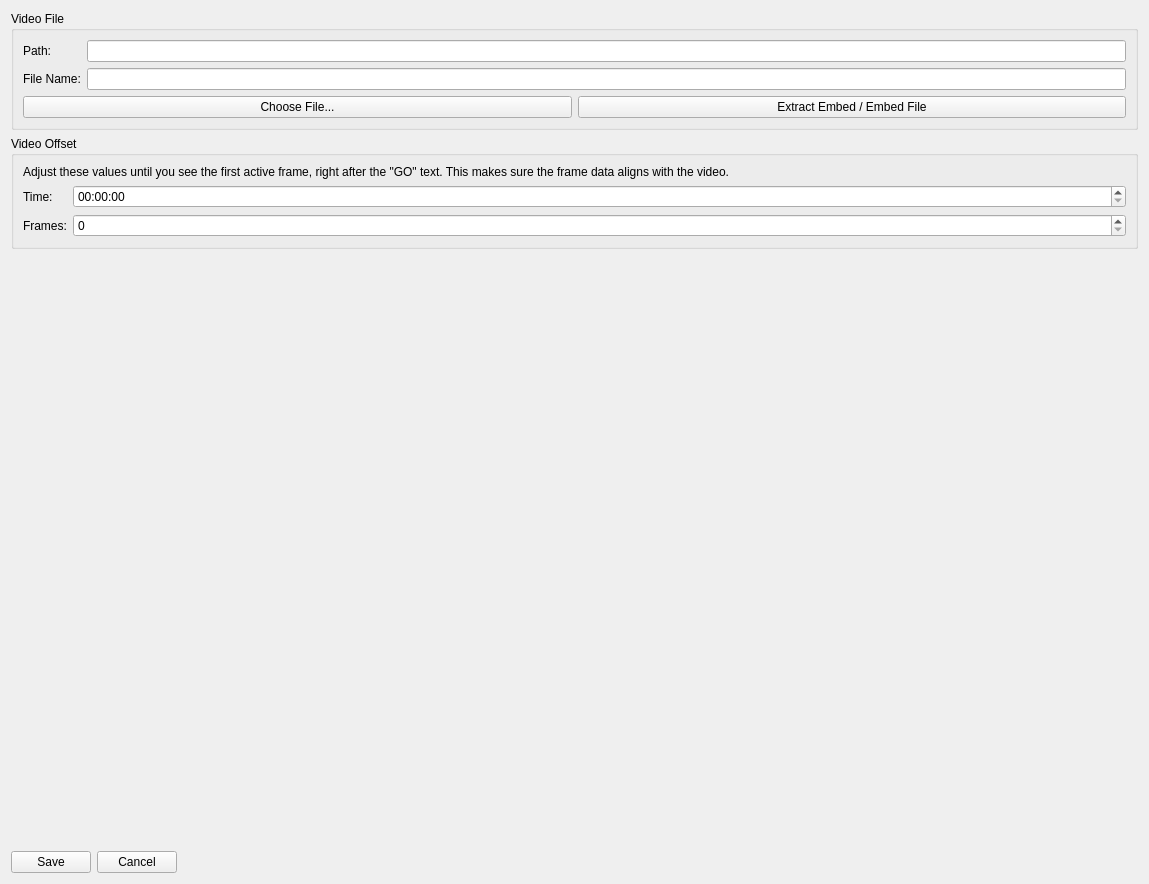
reframedultimate/ReFramed, file application/forms/VideoAssociatorDialog.ui: the form before one commit.
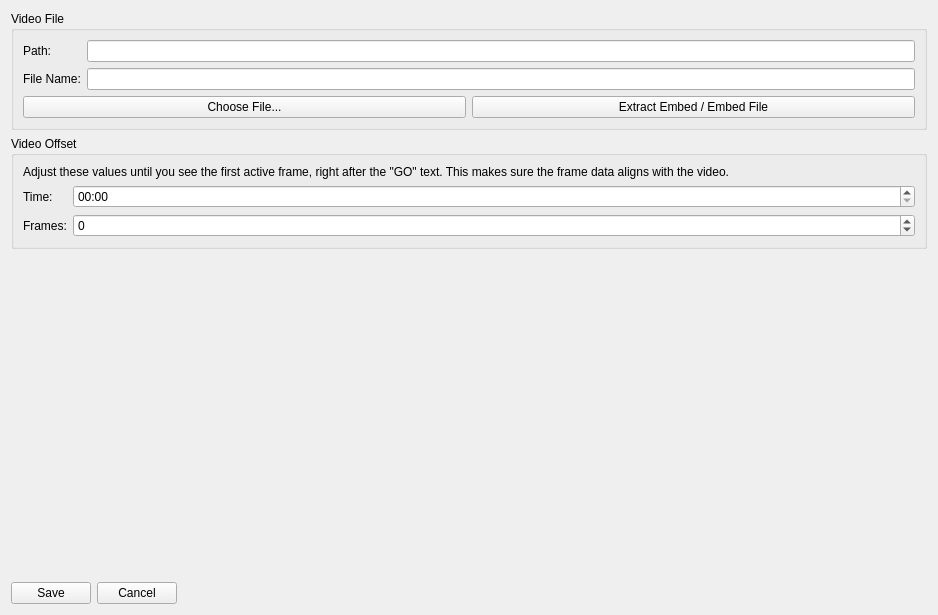
The form after the commit.

Commit message: Getting it to compile without video player

```diff
--- a/application/forms/VideoAssociatorDialog.ui
+++ b/application/forms/VideoAssociatorDialog.ui
@@ -6,8 +6,8 @@
    <rect>
     <x>0</x>
     <y>0</y>
-    <width>1149</width>
-    <height>884</height>
+    <width>938</width>
+    <height>615</height>
    </rect>
   </property>
   <property name="windowTitle">
@@ -75,10 +75,21 @@
        </widget>
       </item>
       <item row="1" column="1">
-       <widget class="QTimeEdit" name="timeEdit_timeOffset"/>
+       <widget class="QTimeEdit" name="timeEdit_timeOffset">
+        <property name="displayFormat">
+         <string>HH:mm</string>
+        </property>
+       </widget>
       </item>
       <item row="2" column="1">
-       <widget class="QSpinBox" name="spinBox_frameOffset"/>
+       <widget class="QSpinBox" name="spinBox_frameOffset">
+        <property name="minimum">
+         <number>-16777216</number>
+        </property>
+        <property name="maximum">
+         <number>16777216</number>
+        </property>
+       </widget>
       </item>
       <item row="2" column="0">
        <widget class="QLabel" name="label_3">
```
The commit also changes 13 other files.
